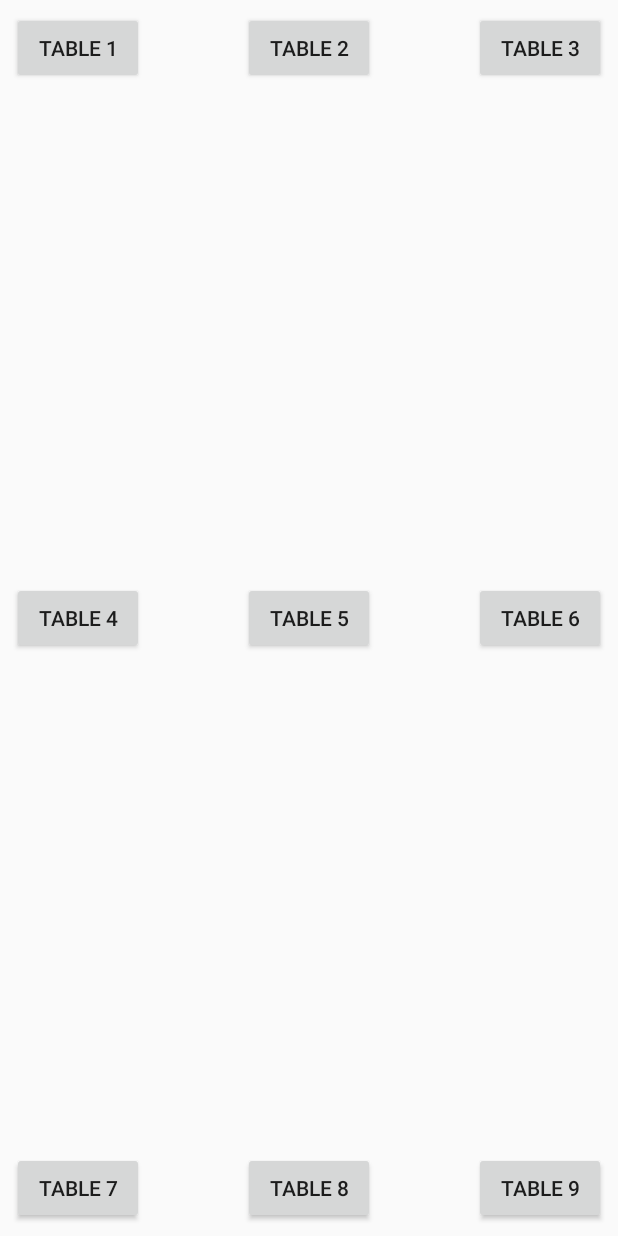
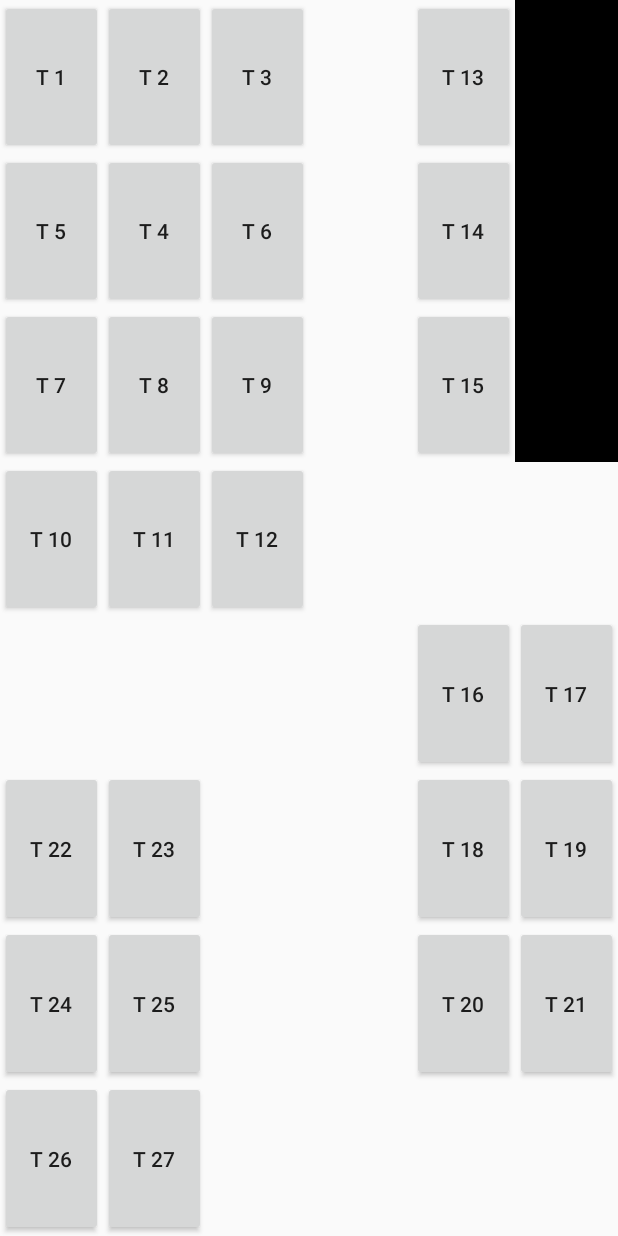
Before and after one commit to Ikzue/MenuFac, an Android app: the screen it shows after launch (MainActivity), on a phone screen of 412 x 824 dp. Run offline under Robolectric (Android 15) with nearby library versions, the phone set to English and light mode, and no system bars.

Commit message:
implement restaurant map

```diff
--- a/app/src/main/java/com/example/a3528315/menufac/MainActivity.java
+++ b/app/src/main/java/com/example/a3528315/menufac/MainActivity.java
@@ -1,9 +1,14 @@
 package com.example.a3528315.menufac;
 
 import android.content.Intent;
+import android.graphics.Color;
 import android.support.v7.app.AppCompatActivity;
 import android.os.Bundle;
+import android.view.Gravity;
 import android.view.View;
+import android.widget.Button;
+import android.widget.GridLayout;
+import android.widget.Space;
 
 import com.example.a3528315.menufac.classes.DB;
 
@@ -13,51 +18,52 @@ public class MainActivity extends AppCompatActivity {
     protected void onCreate(Bundle savedInstanceState) {
         super.onCreate(savedInstanceState);
         setContentView(R.layout.activity_main);
+
         DB.initRestaurant();
-    }
-    public void creerCommande1(View view){
-        Intent intent = new Intent(this, TableActivity.class );
-        intent.putExtra("calling-activity", ActivityConstants.ACTIVITY_1);
-        startActivityForResult(intent,1);
-    }
-    public void creerCommande2(View view){
-        Intent intent = new Intent(this, TableActivity.class );
-        intent.putExtra("calling-activity", ActivityConstants.ACTIVITY_2);
-        startActivityForResult(intent,1);
-    }
-    public void creerCommande3(View view){
-        Intent intent = new Intent(this, TableActivity.class );
-        intent.putExtra("calling-activity", ActivityConstants.ACTIVITY_3);
-        startActivityForResult(intent,1);
-    }
-    public void creerCommande4(View view){
-        Intent intent = new Intent(this, TableActivity.class );
-        intent.putExtra("calling-activity", ActivityConstants.ACTIVITY_4);
-        startActivityForResult(intent,1);
-    }
-    public void creerCommande5(View view){
-        Intent intent = new Intent(this, TableActivity.class );
-        intent.putExtra("calling-activity", ActivityConstants.ACTIVITY_5);
-        startActivityForResult(intent,1);
-    }
-    public void creerCommande6(View view){
-        Intent intent = new Intent(this, TableActivity.class );
-        intent.putExtra("calling-activity", ActivityConstants.ACTIVITY_6);
-        startActivityForResult(intent,1);
-    }
-    public void creerCommande7(View view){
-        Intent intent = new Intent(this, TableActivity.class );
-        intent.putExtra("calling-activity", ActivityConstants.ACTIVITY_7);
-        startActivityForResult(intent,1);
-    }
-    public void creerCommande8(View view){
-        Intent intent = new Intent(this, TableActivity.class );
-        intent.putExtra("calling-activity", ActivityConstants.ACTIVITY_8);
-        startActivityForResult(intent,1);
-    }
-    public void creerCommande9(View view){
-        Intent intent = new Intent(this, TableActivity.class );
-        intent.putExtra("calling-activity", ActivityConstants.ACTIVITY_9);
-        startActivityForResult(intent,1);
+        Integer[][] restaurant = DB.getRestaurantMap();
+
+        GridLayout grid = findViewById(R.id.ActivityMainGrid);
+        grid.setRowCount(restaurant.length);
+        grid.setColumnCount(restaurant[0].length);
+
+        for (int i = 0; i < restaurant.length; i++) {
+            for (int j = 0; j < restaurant[i].length; j++) {
+                View view;
+                if (restaurant[i][j] > 0) {
+                    view = new Button(this);
+                    int table = restaurant[i][j];
+
+                    //((Button) view).setText(String.format("T %s",table));
+                    ((Button) view).setText("T "+table);
+                    view.setId(table);
+                    view.setOnClickListener(new View.OnClickListener() {
+                        @Override
+                        public void onClick(View v) {
+                            Intent intent = new Intent(MainActivity.this, TableActivity.class );
+                            intent.putExtra("calling-activity", v.getId());
+                            startActivity(intent);
+                        }
+                    });
+                } else {
+                    if (restaurant[i][j] == -1) {
+                        view = new View(this);
+                        view.setBackgroundColor(Color.BLACK);
+                    } else {
+                        view = new Space(this);
+                    }
+                }
+
+                GridLayout.LayoutParams params = new GridLayout.LayoutParams();
+                params.width = 0;
+                params.height = 0;
+                params.setGravity(Gravity.FILL);
+                params.rowSpec = GridLayout.spec(i, 1, 1);
+                params.columnSpec = GridLayout.spec(j, 1, 1);
+
+                view.setLayoutParams(params);
+
+                grid.addView(view);
+            }
+        }
     }
 }
--- a/app/src/main/java/com/example/a3528315/menufac/classes/DB.java
+++ b/app/src/main/java/com/example/a3528315/menufac/classes/DB.java
@@ -16,6 +16,7 @@ public class DB {
     private static List<CommandItem> boissons;
     private static List<CommandItem> menus;
 
+    private static Integer[][] restaurantMap;
     private static Map<Integer, Commande> tables;
 
     private static List<CommandItem> tempCommand;
@@ -28,6 +29,17 @@ public class DB {
         menus = new ArrayList<CommandItem>();
 
         tables = new HashMap<Integer, Commande>();
+
+        restaurantMap = new Integer[][]{
+                {1, 2, 3, 0, 13, -1},
+                {5, 4, 6, 0, 14, -1},
+                {7, 8, 9, 0, 15, -1},
+                {10, 11, 12, 0, 0, 0},
+                {0, 0, 0, 0, 16, 17},
+                {22, 23, 0, 0, 18, 19},
+                {24, 25, 0, 0, 20, 21},
+                {26, 27, 0, 0, 0, 0},
+        };
 
         Plat e1 = new Entree("Salade",5.0f);
         Plat e2 = new Entree("Soupe",7.0f);
@@ -81,6 +93,7 @@ public class DB {
     public static List<CommandItem> getTempCommand() {
         return tempCommand;
     }
+
     public static void setTempCommand() {
         setTempCommand(new ArrayList<CommandItem>());
     }
@@ -126,6 +139,10 @@ public class DB {
         return false;
     }
 
+    public static Integer[][] getRestaurantMap() {
+        return restaurantMap;
+    }
+
     public static Commande getTable(int table) {
         if(tables.containsKey(table))
             return tables.get(table);
--- a/app/src/main/res/layout/activity_main.xml
+++ b/app/src/main/res/layout/activity_main.xml
@@ -1,119 +1,15 @@
 <?xml version="1.0" encoding="utf-8"?>
 <android.support.constraint.ConstraintLayout xmlns:android="http://schemas.android.com/apk/res/android"
-xmlns:app="http://schemas.android.com/apk/res-auto"
 xmlns:tools="http://schemas.android.com/tools"
 android:layout_width="match_parent"
 android:layout_height="match_parent"
 tools:context=".MainActivity">
 
-    <Button
-        android:id="@+id/button_Table1"
-        android:layout_width="wrap_content"
-        android:layout_height="wrap_content"
-        android:layout_marginStart="8dp"
-        android:layout_marginTop="8dp"
-        android:onClick="creerCommande1"
-        android:text="Table 1"
-        app:layout_constraintStart_toStartOf="parent"
-        app:layout_constraintTop_toTopOf="parent" />
-
-    <Button
-        android:id="@+id/button_Table2"
-        android:layout_width="wrap_content"
-        android:layout_height="wrap_content"
-        android:layout_marginEnd="8dp"
-        android:layout_marginStart="8dp"
-        android:layout_marginTop="8dp"
-        android:onClick="creerCommande2"
-        android:text="Table 2"
-        app:layout_constraintEnd_toStartOf="@+id/button_Table3"
-        app:layout_constraintStart_toEndOf="@+id/button_Table1"
-        app:layout_constraintTop_toTopOf="parent" />
-
-    <Button
-        android:id="@+id/button_Table3"
-        android:layout_width="wrap_content"
-        android:layout_height="wrap_content"
-        android:layout_marginEnd="8dp"
-        android:layout_marginTop="8dp"
-        android:onClick="creerCommande3"
-        android:text="Table 3"
-        app:layout_constraintEnd_toEndOf="parent"
-        app:layout_constraintTop_toTopOf="parent" />
-
-    <Button
-        android:id="@+id/button_Table4"
-        android:layout_width="wrap_content"
-        android:layout_height="wrap_content"
-        android:layout_marginBottom="8dp"
-        android:layout_marginStart="8dp"
-        android:layout_marginTop="8dp"
-        android:onClick="creerCommande4"
-        android:text="Table 4"
-        app:layout_constraintBottom_toTopOf="@+id/button_Table7"
-        app:layout_constraintStart_toStartOf="parent"
-        app:layout_constraintTop_toBottomOf="@+id/button_Table1" />
-
-    <Button
-        android:id="@+id/button_Table5"
-        android:layout_width="wrap_content"
-        android:layout_height="wrap_content"
-        android:layout_marginBottom="8dp"
-        android:layout_marginEnd="8dp"
-        android:layout_marginStart="8dp"
-        android:layout_marginTop="8dp"
-        android:onClick="creerCommande5"
-        android:text="Table 5"
-        app:layout_constraintBottom_toTopOf="@+id/button_Table8"
-        app:layout_constraintEnd_toStartOf="@+id/button_Table6"
-        app:layout_constraintStart_toEndOf="@+id/button_Table4"
-        app:layout_constraintTop_toBottomOf="@+id/button_Table2" />
-
-    <Button
-        android:id="@+id/button_Table6"
-        android:layout_width="wrap_content"
-        android:layout_height="wrap_content"
-        android:layout_marginBottom="8dp"
-        android:layout_marginEnd="8dp"
-        android:layout_marginTop="8dp"
-        android:onClick="creerCommande6"
-        android:text="Table 6"
-        app:layout_constraintBottom_toTopOf="@+id/button_Table9"
-        app:layout_constraintEnd_toEndOf="parent"
-        app:layout_constraintTop_toBottomOf="@+id/button_Table3" />
-
-    <Button
-        android:id="@+id/button_Table7"
-        android:layout_width="wrap_content"
-        android:layout_height="wrap_content"
-        android:layout_marginBottom="8dp"
-        android:layout_marginStart="8dp"
-        android:onClick="creerCommande7"
-        android:text="Table 7"
-        app:layout_constraintBottom_toBottomOf="parent"
-        app:layout_constraintStart_toStartOf="parent" />
-
-    <Button
-        android:id="@+id/button_Table8"
-        android:layout_width="wrap_content"
-        android:layout_height="wrap_content"
-        android:layout_marginBottom="8dp"
-        android:layout_marginEnd="8dp"
-        android:layout_marginStart="8dp"
-        android:onClick="creerCommande8"
-        android:text="Table 8"
-        app:layout_constraintBottom_toBottomOf="parent"
-        app:layout_constraintEnd_toStartOf="@+id/button_Table9"
-        app:layout_constraintStart_toEndOf="@+id/button_Table7" />
-    <Button
-        android:id="@+id/button_Table9"
-        android:layout_width="wrap_content"
-        android:layout_height="wrap_content"
-        android:layout_marginBottom="8dp"
-        android:layout_marginEnd="8dp"
-        android:onClick="creerCommande9"
-        android:text="Table 9"
-        app:layout_constraintBottom_toBottomOf="parent"
-        app:layout_constraintEnd_toEndOf="parent" />
+    <GridLayout
+        android:id="@+id/ActivityMainGrid"
+        android:useDefaultMargins="false"
+        android:alignmentMode="alignBounds"
+        android:layout_width="match_parent"
+        android:layout_height="match_parent" />
 
 </android.support.constraint.ConstraintLayout>
```
Also changed, not shown: app/src/main/res/layout/old_activity_commande.xml (deleted, +0 -163 lines).
